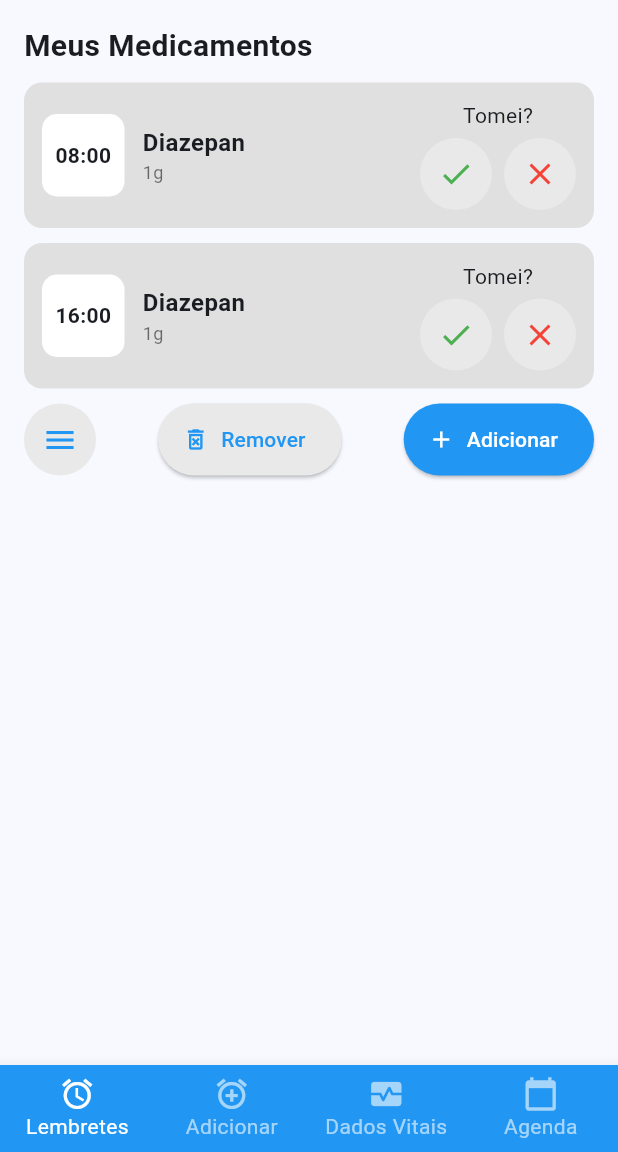
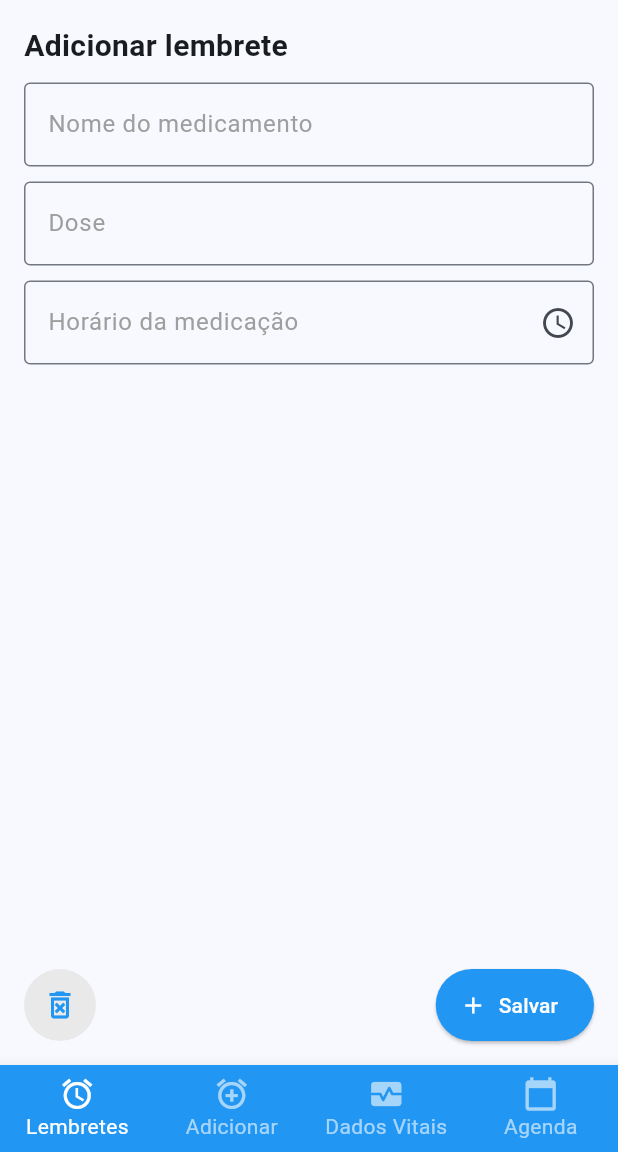
Before and after one commit to ErickRezende1833/mycareapp, a Flutter app: the screen it shows after launch, on a phone screen of 412 x 824 dp, the part 84-1236 px from its top. Run offline on Flutter 3.47's test engine with Material 3 defaults, Android fonts, the phone set to English and light mode, and no system bars.

Commit message:
feat: modularização do theme

```diff
--- a/lib/main.dart
+++ b/lib/main.dart
@@ -1,6 +1,7 @@
 import 'package:flutter/material.dart';
-import 'package:flutter_application_1/view/addMedicacao.dart';
+import 'package:flutter_application_1/view/viewAddMedicacao.dart';
 import 'package:flutter_application_1/view/viewMedicacao.dart';
+import 'package:flutter_application_1/theme/appTheme.dart';
 
 void main() {
   runApp(const MyApp());
@@ -12,21 +13,8 @@ class MyApp extends StatelessWidget {
   @override
   Widget build(BuildContext context) {
     return MaterialApp(
-      theme: ThemeData(
-        colorScheme: ColorScheme.fromSeed(seedColor: Colors.blue),
-        useMaterial3: true,
-        inputDecorationTheme: const InputDecorationTheme(
-          border: OutlineInputBorder(
-            borderSide: BorderSide(color: Colors.grey, width: 1.0),
-          ),
-          focusedBorder: OutlineInputBorder(
-            borderSide: BorderSide(color: Colors.blue, width: 2.0),
-          ),
-          labelStyle: TextStyle(color: Colors.grey),
-          hintStyle: TextStyle(color: Colors.grey),
-        ),
-      ),
-      home: ViewMedicacao(),
+      theme: AppTheme.theme,
+      home: ViewAddMedicacao(),
     );
   }
 }
--- /dev/null
+++ b/lib/theme/appTheme.dart
@@ -0,0 +1,20 @@
+import 'package:flutter/material.dart';
+
+class AppTheme {
+  static ThemeData get theme {
+    return ThemeData(
+        colorScheme: ColorScheme.fromSeed(seedColor: Colors.blue),
+        useMaterial3: true,
+        inputDecorationTheme: const InputDecorationTheme(
+          border: OutlineInputBorder(
+            borderSide: BorderSide(color: Colors.grey, width: 1.0),
+          ),
+          focusedBorder: OutlineInputBorder(
+            borderSide: BorderSide(color: Colors.blue, width: 2.0),
+          ),
+          labelStyle: TextStyle(color: Colors.grey),
+          hintStyle: TextStyle(color: Colors.grey),
+        ),
+      );
+  }
+}
--- a/lib/view/addMedicacao.dart
+++ b/lib/view/viewAddMedicacao.dart
@@ -1,7 +1,7 @@
 import 'package:flutter/material.dart';
 
-class AddMedicacao extends StatelessWidget {
-  const AddMedicacao({super.key});
+class ViewAddMedicacao extends StatelessWidget {
+  const ViewAddMedicacao({super.key});
 
   @override
   Widget build(BuildContext context) {
```
